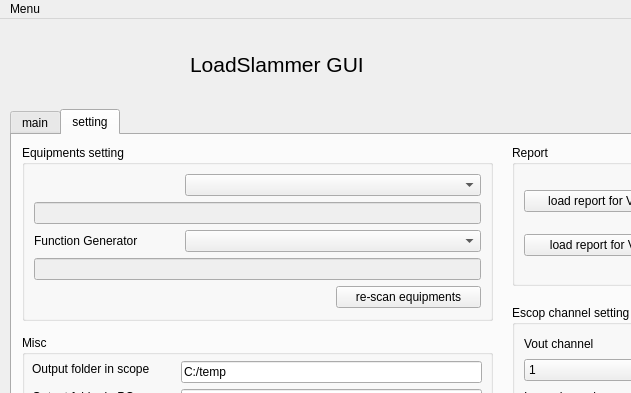
Above: PySide2_DB410_ui.ui from a9202507/ifx_gui_for_core_power_validation before the change; both pictures show x 0 to 631 and y 0 to 393 of the 733 by 851 pixel window. Below: the same form after it.
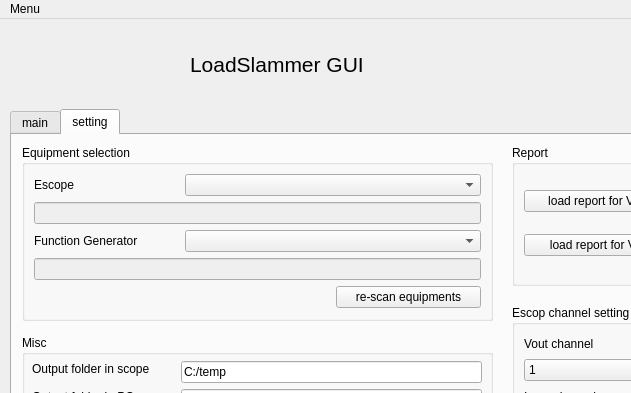
That is the form after the change. Icons and pictures are not drawn.

```diff
--- a/PySide2_DB410_ui.ui
+++ b/PySide2_DB410_ui.ui
@@ -379,7 +379,7 @@
        </rect>
       </property>
       <property name="title">
-       <string>Equipments setting</string>
+       <string>Equipment selection</string>
       </property>
       <layout class="QGridLayout" name="gridLayout">
        <item row="4" column="2">
@@ -425,6 +425,13 @@
        <item row="0" column="1" colspan="2">
         <widget class="QComboBox" name="comboBox"/>
        </item>
+       <item row="0" column="0">
+        <widget class="QLabel" name="label_3">
+         <property name="text">
+          <string>Escope</string>
+         </property>
+        </widget>
+       </item>
       </layout>
      </widget>
      <widget class="QGroupBox" name="groupBox_4">
```
